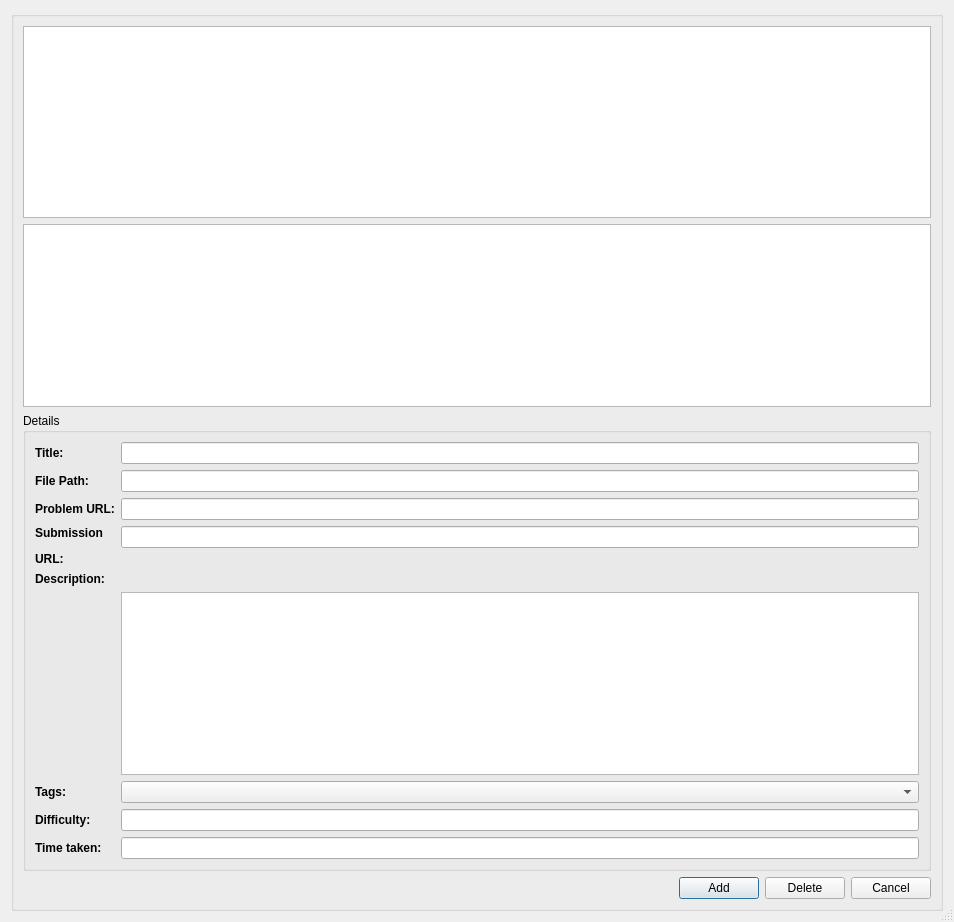
First picture: the form in ui/problemDialog.ui, repository hitanshu-mehta/cpeditor, before the edit.
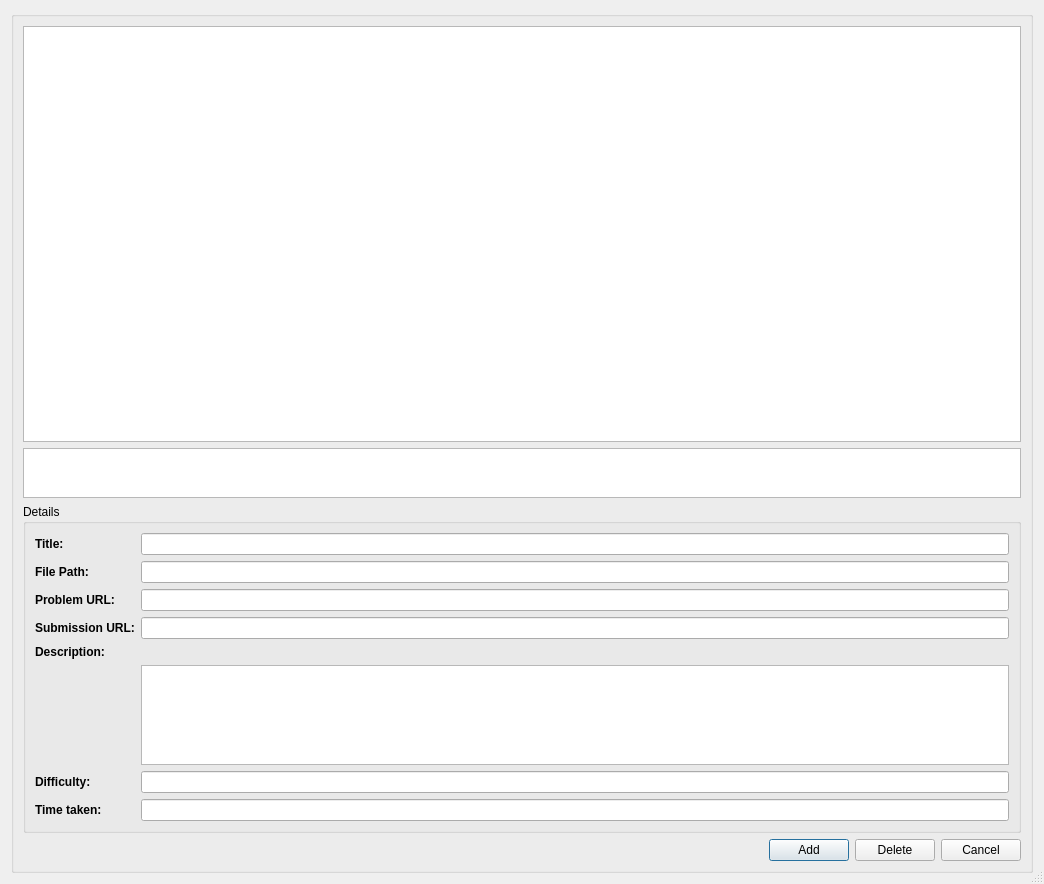
Second picture: the form after the edit.

Commit message: Fetch tags of problem and populate list view for each problem

```diff
--- a/ui/problemDialog.ui
+++ b/ui/problemDialog.ui
@@ -6,8 +6,8 @@
    <rect>
     <x>0</x>
     <y>0</y>
-    <width>954</width>
-    <height>922</height>
+    <width>1044</width>
+    <height>884</height>
    </rect>
   </property>
   <property name="sizePolicy">
@@ -51,31 +51,36 @@
        <number>9</number>
       </property>
       <item>
+       <layout class="QVBoxLayout" name="upperLayout">
+        <item>
        <widget class="QTableView" name="problemTable">
         <property name="sizePolicy">
-         <sizepolicy hsizetype="Expanding" vsizetype="Minimum">
+           <sizepolicy hsizetype="Expanding" vsizetype="MinimumExpanding">
           <horstretch>0</horstretch>
           <verstretch>0</verstretch>
          </sizepolicy>
         </property>
-        <property name="selectionBehavior">
-         <enum>QAbstractItemView::SelectRows</enum>
-        </property>
-        <property name="gridStyle">
-         <enum>Qt::SolidLine</enum>
-        </property>
-        <property name="sortingEnabled">
-         <bool>true</bool>
-        </property>
-        <property name="wordWrap">
-         <bool>true</bool>
+          <property name="minimumSize">
+           <size>
+            <width>0</width>
+            <height>200</height>
+           </size>
         </property>
         <attribute name="horizontalHeaderCascadingSectionResizes">
          <bool>true</bool>
         </attribute>
+          <attribute name="horizontalHeaderMinimumSectionSize">
+           <number>100</number>
+          </attribute>
         <attribute name="horizontalHeaderDefaultSectionSize">
          <number>150</number>
         </attribute>
+          <attribute name="horizontalHeaderShowSortIndicator" stdset="0">
+           <bool>true</bool>
+          </attribute>
+          <attribute name="horizontalHeaderStretchLastSection">
+           <bool>false</bool>
+          </attribute>
         <attribute name="verticalHeaderCascadingSectionResizes">
          <bool>true</bool>
         </attribute>
@@ -88,7 +93,7 @@
        </widget>
       </item>
       <item>
-       <widget class="QListView" name="listView">
+         <widget class="QListView" name="tagsView">
         <property name="sizePolicy">
          <sizepolicy hsizetype="Expanding" vsizetype="Maximum">
           <horstretch>0</horstretch>
@@ -98,10 +103,15 @@
         <property name="maximumSize">
          <size>
           <width>16777215</width>
-          <height>200</height>
-         </size>
-        </property>
-       </widget>
+            <height>50</height>
+           </size>
+          </property>
+          <property name="flow">
+           <enum>QListView::LeftToRight</enum>
+          </property>
+         </widget>
+        </item>
+       </layout>
       </item>
       <item>
        <widget class="QGroupBox" name="details">
@@ -146,7 +156,7 @@
          <item row="4" column="0">
           <widget class="QLabel" name="submissionURlLabel">
            <property name="text">
-            <string>&lt;html&gt;&lt;head/&gt;&lt;body&gt;&lt;p&gt;&lt;span style=&quot; font-weight:600;&quot;&gt;Submission &lt;/span&gt;&lt;/p&gt;&lt;p&gt;&lt;span style=&quot; font-weight:600;&quot;&gt;URL:&lt;/span&gt;&lt;/p&gt;&lt;/body&gt;&lt;/html&gt;</string>
+            <string>&lt;html&gt;&lt;head/&gt;&lt;body&gt;&lt;p&gt;&lt;span style=&quot; font-weight:600;&quot;&gt;Submission URL:&lt;/span&gt;&lt;/p&gt;&lt;/body&gt;&lt;/html&gt;</string>
            </property>
           </widget>
          </item>
@@ -160,20 +170,26 @@
            </property>
           </widget>
          </item>
-         <item row="6" column="1">
-          <widget class="QTextEdit" name="descriptionEdit"/>
-         </item>
-         <item row="7" column="0">
-          <widget class="QLabel" name="tagsLabel">
-           <property name="text">
-            <string>&lt;html&gt;&lt;head/&gt;&lt;body&gt;&lt;p&gt;&lt;span style=&quot; font-weight:600;&quot;&gt;Tags:&lt;/span&gt;&lt;/p&gt;&lt;/body&gt;&lt;/html&gt;</string>
-           </property>
-          </widget>
-         </item>
          <item row="7" column="1">
-          <widget class="QComboBox" name="tagEdit">
-           <property name="enabled">
-            <bool>true</bool>
+          <widget class="QTextEdit" name="descriptionEdit">
+           <property name="sizePolicy">
+            <sizepolicy hsizetype="Expanding" vsizetype="Fixed">
+             <horstretch>0</horstretch>
+             <verstretch>0</verstretch>
+            </sizepolicy>
+           </property>
+           <property name="maximumSize">
+            <size>
+             <width>16777215</width>
+             <height>100</height>
+            </size>
+           </property>
+           <property name="html">
+            <string>&lt;!DOCTYPE HTML PUBLIC &quot;-//W3C//DTD HTML 4.0//EN&quot; &quot;http://www.w3.org/TR/REC-html40/strict.dtd&quot;&gt;
+&lt;html&gt;&lt;head&gt;&lt;meta name=&quot;qrichtext&quot; content=&quot;1&quot; /&gt;&lt;style type=&quot;text/css&quot;&gt;
+p, li { white-space: pre-wrap; }
+&lt;/style&gt;&lt;/head&gt;&lt;body style=&quot; font-family:'Noto Sans'; font-size:15pt; font-weight:400; font-style:normal;&quot;&gt;
+&lt;p style=&quot;-qt-paragraph-type:empty; margin-top:0px; margin-bottom:0px; margin-left:0px; margin-right:0px; -qt-block-indent:0; text-indent:0px;&quot;&gt;&lt;br /&gt;&lt;/p&gt;&lt;/body&gt;&lt;/html&gt;</string>
            </property>
           </widget>
          </item>
```
Left out of the diff: 8 changed lines with no effect on the pictures. Lines whose indentation alone changed are shown as unchanged. The commit also changes 2 other files.
